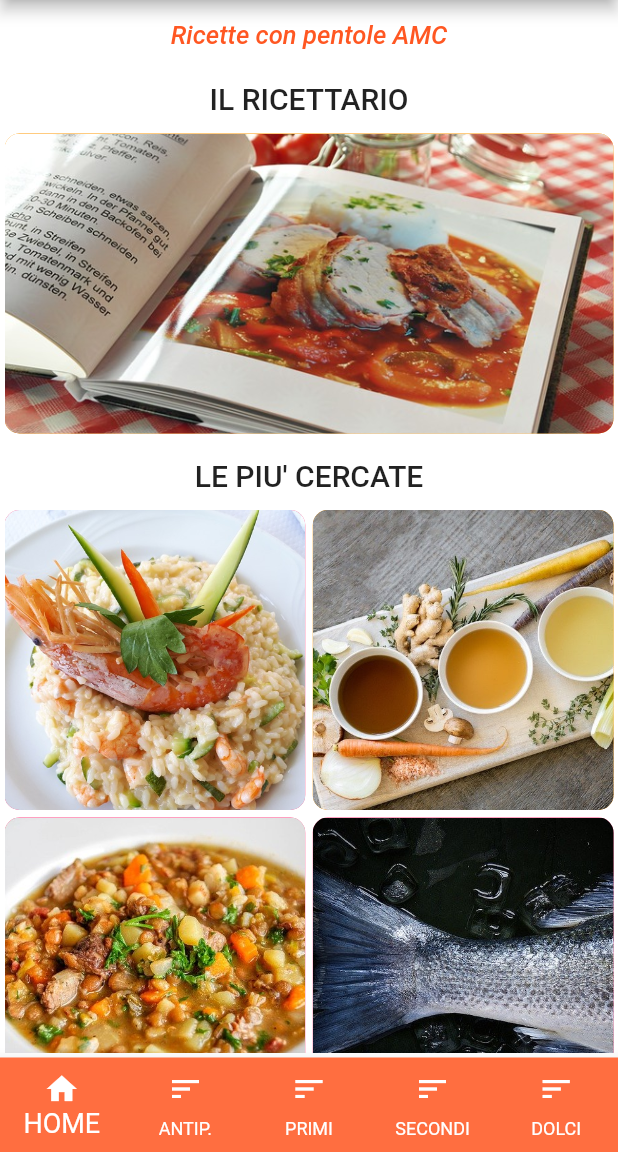
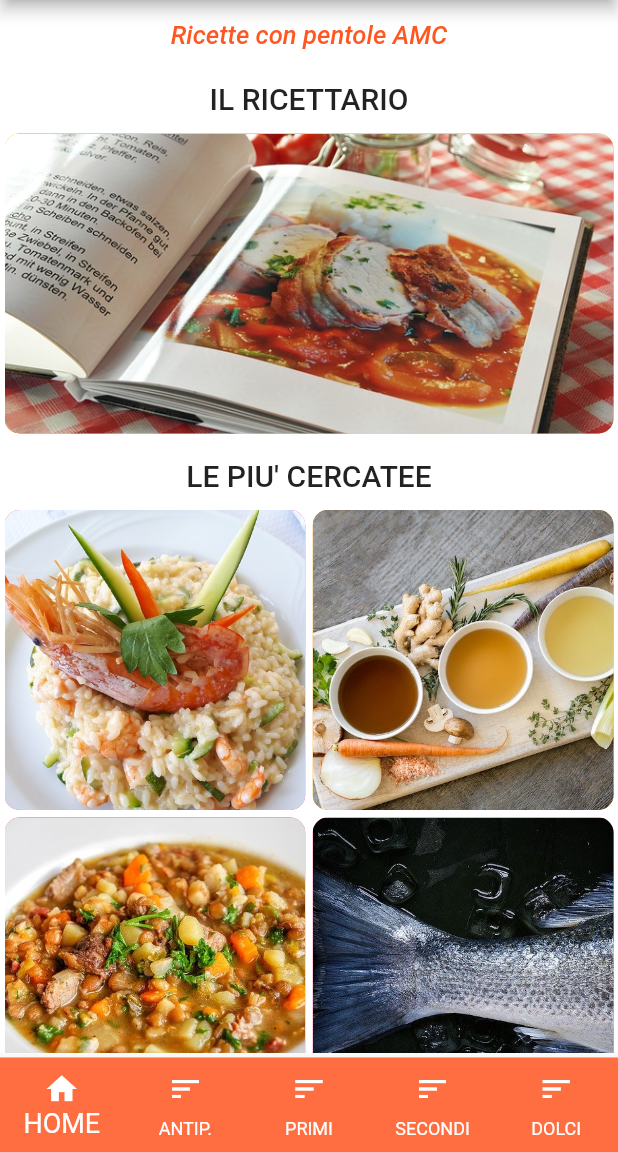
Before and after one commit to FabiodzDev/sano_e_gustoso, a Flutter app: the screen it shows after launch, on a phone screen of 412 x 824 dp, the part 84-1236 px from its top. Run offline on Flutter 3.47's test engine with Material 2 defaults, Android fonts, the phone set to English and light mode, and no system bars; our stand-ins replace splashscreen.

Commit message:
Prova git

```diff
--- a/lib/home.dart
+++ b/lib/home.dart
@@ -66,7 +66,7 @@ class _HomexState extends State<Homex> {
           Center(
             heightFactor: 2,
             child: Text(
-              "LE PIU' CERCATE",
+              "LE PIU' CERCATEE",
               style: TextStyle(
                 fontWeight: FontWeight.w500,
                 fontSize: 20,
```
